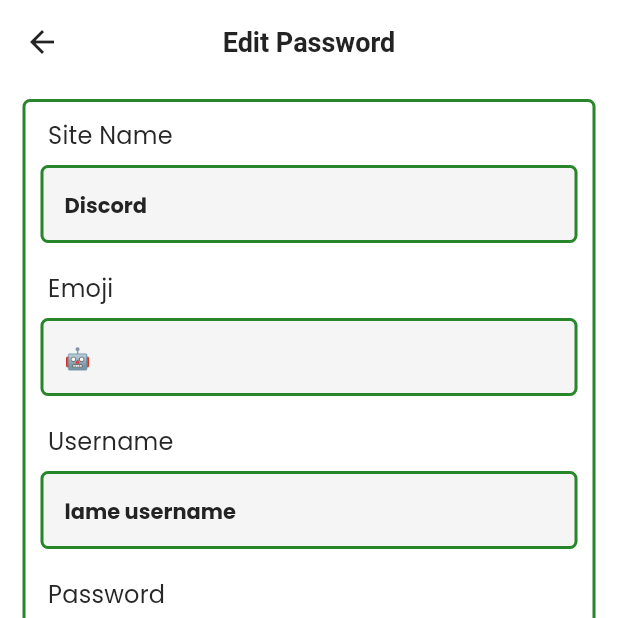
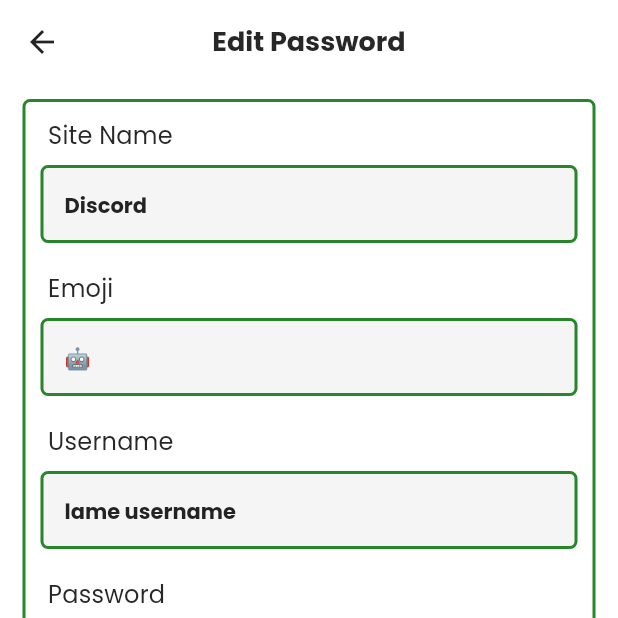
Before and after one commit to sumanhope/randompassword, a Flutter app: the EditPasswordScreen screen opened directly with empty values, on a phone screen of 412 x 824 dp, the top half of it. Run offline on Flutter 3.47's test engine with Material 3 defaults, Android fonts, the phone set to English and light mode, and no system bars; drawn by our look-alikes of keyboard_dismisser; our stand-ins replace get, get_storage, getwidget, google_nav_bar, icons_plus, iconsax and 1 more; accounts and stored records are empty.

Commit message:
Minor UI Changes

```diff
--- a/lib/pages/editpassword.dart
+++ b/lib/pages/editpassword.dart
@@ -29,7 +29,10 @@
       gestures: const [GestureType.onTap, GestureType.onPanUpdateAnyDirection],
       child: Scaffold(
         appBar: AppBar(
-          title: const Text("Edit Password"),
+          title: Text(
+            "Edit Password",
+            style: Theme.of(context).textTheme.headlineSmall,
+          ),
         ),
         body: SingleChildScrollView(
           child: Column(
```
Also changed, not shown: lib/pages/home.dart (+4 -7 lines).
